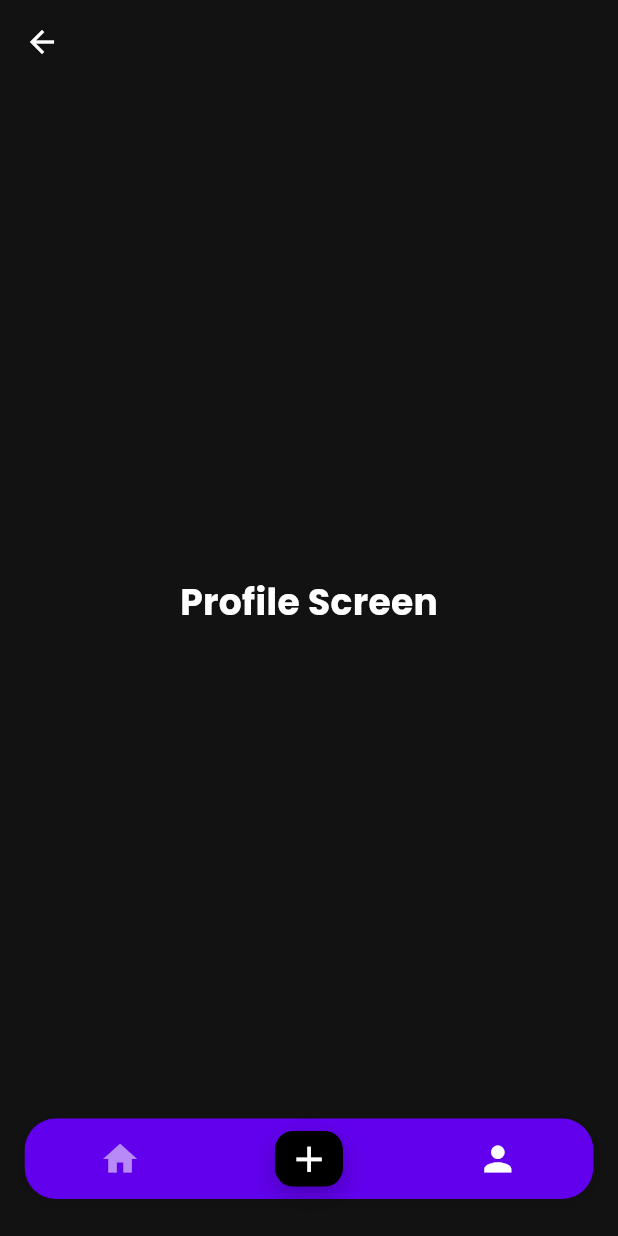
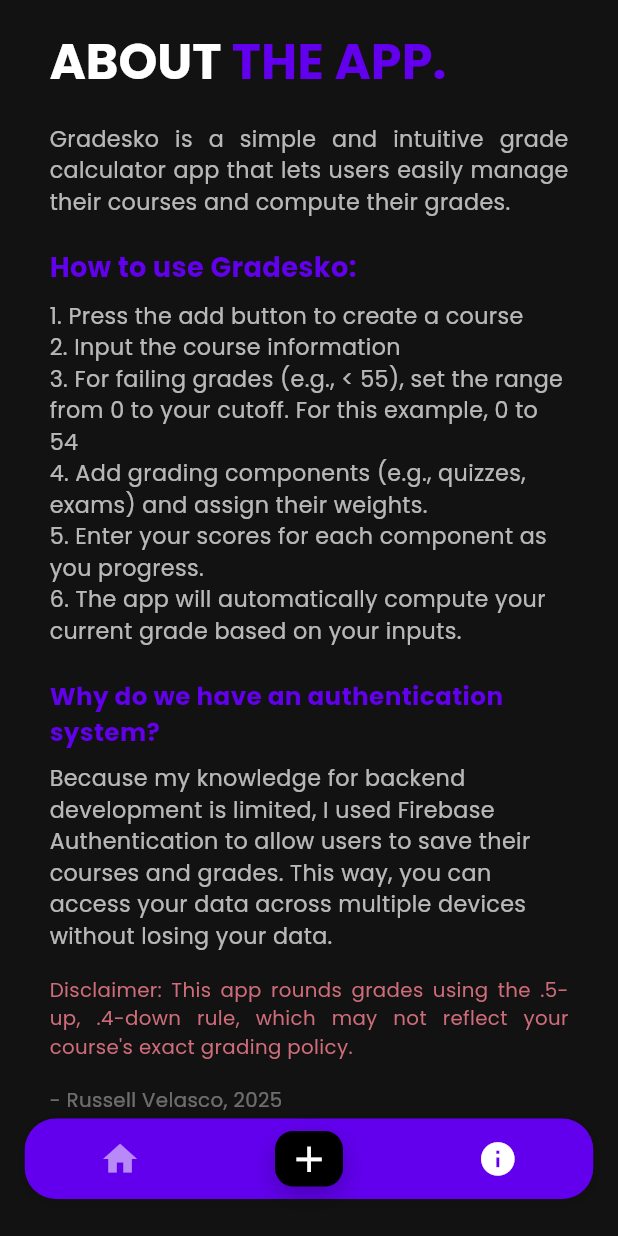
Before and after one commit to Vaxart69/gradecalculator, a Flutter app: the screen it shows once a user with an empty profile is signed in, item 3 of the bottom bar chosen, on a phone screen of 412 x 824 dp. Run offline on Flutter 3.47's test engine with Material 3 defaults, Android fonts, the phone set to English and light mode, and no system bars; our stand-ins replace cloud_firestore, firebase_auth, firebase_core, flutter_animate, google_fonts, google_sign_in; accounts and stored records are empty.

```diff
--- a/lib/components/bottom_nar_bar.dart
+++ b/lib/components/bottom_nar_bar.dart
@@ -84,7 +84,7 @@ class CustomBottomNav extends StatelessWidget {
           ),
           IconButton(
             icon: Icon(
-              Icons.person,
+              Icons.info,
               color: selectedIndex == 2 ? Colors.white : Colors.white54,
               size: width * 0.065,
             ),
--- a/lib/components/mainscaffold.dart
+++ b/lib/components/mainscaffold.dart
@@ -4,7 +4,7 @@ import 'package:gradecalculator/components/bottom_nar_bar.dart';
 import 'package:gradecalculator/screens/homescreen.dart';
 import 'package:gradecalculator/screens/course_screens/add_course.dart';
 import 'package:gradecalculator/screens/course_screens/course_info.dart';
-import 'package:gradecalculator/screens/profile_screens/profile_screen.dart';
+import 'package:gradecalculator/screens/about_screen/about.dart';
 import 'package:gradecalculator/providers/course_provider.dart';
 import 'package:provider/provider.dart';
 
--- /dev/null
+++ b/lib/screens/about_screen/about.dart
@@ -0,0 +1,285 @@
+import 'package:flutter/material.dart';
+import 'package:google_fonts/google_fonts.dart';
+import 'package:gradecalculator/providers/auth_provider.dart';
+import 'package:gradecalculator/screens/auth_screens/starting_page.dart';
+import 'package:provider/provider.dart';
+
+class ProfileScreen extends StatefulWidget {
+  const ProfileScreen({super.key});
+
+  @override
+  State<ProfileScreen> createState() => _ProfileScreenState();
+}
+
+class _ProfileScreenState extends State<ProfileScreen> {
+  @override
+  Widget build(BuildContext context) {
+    final size = MediaQuery.of(context).size;
+    final double height = size.height;
+    final double width = size.width;
+
+    return Scaffold(
+      body: SafeArea(
+        child: SingleChildScrollView(
+          child: Padding(
+            padding: EdgeInsets.symmetric(horizontal: width * 0.08),
+            child: Column(
+              crossAxisAlignment: CrossAxisAlignment.start,
+              children: [
+                SizedBox(height: height * 0.02),
+                RichText(
+                  text: TextSpan(
+                    style: GoogleFonts.poppins(
+                      fontSize: height * 0.04,
+                      fontWeight: FontWeight.bold,
+                      color: Colors.white,
+                    ),
+                    children: [
+                      const TextSpan(text: "ABOUT "),
+                      TextSpan(
+                        text: "THE APP.",
+                        style: GoogleFonts.poppins(
+                          color: const Color(0xFF6200EE),
+                          fontWeight: FontWeight.bold,
+                          fontSize: height * 0.04,
+                        ),
+                      ),
+                    ],
+                  ),
+                ),
+                _AboutContent(height),
+                SizedBox(height: height * 0.03),
+                _CustomPurpleButton(
+                  text: "Logout",
+                  onPressed: () async {
+                    await context.read<AuthProvider>().signOut();
+                    if (context.mounted) {
+                      Navigator.pushReplacement(
+                        context,
+                        MaterialPageRoute(builder: (context) => const StartingPage()),
+                      );
+                    }
+                  },
+                  width: size.width * 0.8,
+                  height: size.height * 0.06,
+                  backgroundColor: const Color(0xFF6200EE), // Purple
+                ),
+                Padding(
+                  padding: EdgeInsets.symmetric(vertical: height * 0.015),
+                  child: Center(
+                    child: Text(
+                      "or",
+                      style: GoogleFonts.poppins(
+                        color: Colors.white70,
+                        fontSize: height * 0.018,
+                        fontWeight: FontWeight.normal,
+                      ),
+                    ),
+                  ),
+                ),
+                _CustomPurpleButton(
+                  text: "Delete Account",
+                  onPressed: _showDeleteAccountDialog,
+                  width: size.width * 0.8,
+                  height: size.height * 0.06,
+                  backgroundColor: const Color(0xFFCF6C79), // Red
+                ),
+                SizedBox(height: height * 0.02),
+              ],
+            ),
+          ),
+        ),
+      ),
+    );
+  }
+
+  void _showDeleteAccountDialog() {
+    showDialog(
+      context: context,
+      builder: (context) => AlertDialog(
+        backgroundColor: Colors.grey[900],
+        title: Text(
+          'Delete Account',
+          style: GoogleFonts.poppins(color: Colors.white),
+        ),
+        content: Text(
+          'Are you sure you want to delete your account? This will permanently delete:\n\n'
+          '• Your account and profile\n'
+          '• All your courses\n'
+          '• All components and records\n'
+          '• All grading systems\n\n'
+          'This action cannot be undone.',
+          style: GoogleFonts.poppins(color: Colors.white70),
+        ),
+        actions: [
+          TextButton(
+            onPressed: () => Navigator.of(context).pop(),
+            child: Text(
+              'Cancel',
+              style: GoogleFonts.poppins(color: Colors.white70),
+            ),
+          ),
+          TextButton(
+            onPressed: _handleDeleteAccount,
+            child: Text(
+              'Delete Account',
+              style: GoogleFonts.poppins(color: Colors.red),
+            ),
+          ),
+        ],
+      ),
+    );
+  }
+
+  Future<void> _handleDeleteAccount() async {
+    Navigator.of(context).pop(); // Close dialog
+
+    // Show loading dialog
+    showDialog(
+      context: context,
+      barrierDismissible: false,
+      builder: (context) => const Center(child: CircularProgressIndicator()),
+    );
+
+    try {
+      final result = await context.read<AuthProvider>().deleteAccount();
+
+      if (mounted) {
+        Navigator.of(context).pop(); // Close loading dialog
+
+        if (result == null) {
+          // Success - navigate to starting page
+          Navigator.pushAndRemoveUntil(
+            context,
+            MaterialPageRoute(builder: (context) => const StartingPage()),
+            (route) => false,
+          );
+        } else {
+          // Show error
+          ScaffoldMessenger.of(context).showSnackBar(
+            SnackBar(
+              content: Text(result),
+              backgroundColor: Colors.red,
+            ),
+          );
+        }
+      }
+    } catch (e) {
+      if (mounted) {
+        Navigator.of(context).pop(); // Close loading dialog
+        ScaffoldMessenger.of(context).showSnackBar(
+          SnackBar(
+            content: Text('Error deleting account: $e'),
+            backgroundColor: Colors.red,
+          ),
+        );
+      }
+    }
+  }
+}
+
+Widget _AboutContent(double height) {
+  return Column(
+    crossAxisAlignment: CrossAxisAlignment.start,
+    children: [
+      SizedBox(height: height * 0.02),
+      Text(
+        "Gradesko is a simple and intuitive grade calculator app that lets users easily manage their courses and compute their grades.",
+        style: GoogleFonts.poppins(
+          color: Colors.white70,
+          fontSize: height * 0.018,
+        ),
+        textAlign: TextAlign.justify,
+      ),
+      SizedBox(height: height * 0.025),
+      Text(
+        "How to use Gradesko:",
+        style: GoogleFonts.poppins(
+          color: Color(0xFF6200EE),
+          fontWeight: FontWeight.bold,
+          fontSize: height * 0.022,
+        ),
+        textAlign: TextAlign.justify,
+      ),
+      SizedBox(height: height * 0.01),
+      Text(
+        "1. Press the add button to create a course\n"
+        "2. Input the course information\n"
+        "3. For failing grades (e.g., < 55), set the range from 0 to your cutoff. For this example, 0 to 54\n"
+        "4. Add grading components (e.g., quizzes, exams) and assign their weights.\n"
+        "5. Enter your scores for each component as you progress.\n"
+        "6. The app will automatically compute your current grade based on your inputs.\n",
+        style: GoogleFonts.poppins(
+          color: Colors.white70,
+          fontSize: height * 0.018,
+        ),
+      ),
+      Text(
+        "Why do we have an authentication system?",
+        style: GoogleFonts.poppins(
+          color: Color(0xFF6200EE),
+          fontWeight: FontWeight.bold,
+          fontSize: height * 0.020,
+        ),
+      ),
+      SizedBox(height: height * 0.01),
+      Text(
+        "Because my knowledge for backend development is limited, I used Firebase Authentication to allow users to save their courses and grades. This way, you can access your data across multiple devices without losing your data.",
+        style: GoogleFonts.poppins(
+          color: Colors.white70,
+          fontSize: height * 0.018,
+        ),
+      ),
+      SizedBox(height: height * 0.02),
+      Text(
+        "Disclaimer: This app rounds grades using the .5-up, .4-down rule, which may not reflect your course's exact grading policy.",
+        style: GoogleFonts.poppins(
+          color: Color(0xFFCF6C79),
+          fontSize: height * 0.016,
+        ),
+        textAlign: TextAlign.justify,
+      ),
+      SizedBox(height: height * 0.02),
+      Text(
+        "- Russell Velasco, 2025",
+        style: GoogleFonts.poppins(
+          color: Colors.white38,
+          fontSize: height * 0.016,
+        ),
+      ),
+    ],
+  );
+}
+
+Widget _CustomPurpleButton({
+  required String text,
+  required VoidCallback onPressed,
+  required double width,
+  required double height,
+  Color backgroundColor = const Color(0xFF6200EE),
+}) {
+  return Center(
+    child: SizedBox(
+      width: width,
+      height: height,
+      child: ElevatedButton(
+        onPressed: onPressed,
+        style: ElevatedButton.styleFrom(
+          backgroundColor: backgroundColor,
+          elevation: 8,
+          shape: RoundedRectangleBorder(
+            borderRadius: BorderRadius.circular(50),
+          ),
+        ),
+        child: Text(
+          text,
+          style: GoogleFonts.poppins(
+            fontSize: height * 0.33,
+            color: Colors.white,
+            fontWeight: FontWeight.bold,
+          ),
+        ),
+      ),
+    ),
+  );
+}
--- a/lib/screens/profile_screens/profile_screen.dart
+++ /dev/null
@@ -1,40 +0,0 @@
-import 'package:flutter/material.dart';
-import 'package:gradecalculator/providers/auth_provider.dart';
-import 'package:gradecalculator/screens/auth_screens/starting_page.dart';
-import 'package:provider/provider.dart';
-
-class ProfileScreen extends StatefulWidget {
-  const ProfileScreen({super.key});
-
-  @override
-  State<ProfileScreen> createState() => _ProfileScreenState();
-}
-
-class _ProfileScreenState extends State<ProfileScreen> {
-  @override
-  Widget build(BuildContext context) {
-    return Scaffold(
-      appBar: AppBar(
-        leading: IconButton(
-          icon: const Icon(Icons.arrow_back, color: Colors.white),
-          onPressed: () async {
-            await context.read<AuthProvider>().signOut();
-
-            if (context.mounted) {
-              Navigator.pushReplacement(
-                context,
-                MaterialPageRoute(builder: (context) => const StartingPage()),
-              );
-            }
-          },
-        ),
-      ),
-      body: Center(
-        child: Text(
-          'Profile Screen',
-          style: TextStyle(fontSize: 24, color: Colors.white, fontWeight: FontWeight.bold),
-        ),
-      ),
-    );
-  }
-}
--- a/pubspec.yaml
+++ b/pubspec.yaml
@@ -41,6 +41,7 @@ dependencies:
   firebase_auth: ^5.5.4
   firebase_core:
   animations: ^2.0.11
+  google_sign_in:
 
 dev_dependencies:
   flutter_test:
```
Also changed, not shown: lib/providers/auth_provider.dart (+157 -9 lines), lib/screens/auth_screens/starting_page.dart (+36 -16 lines), pubspec.lock, 2 other files.
